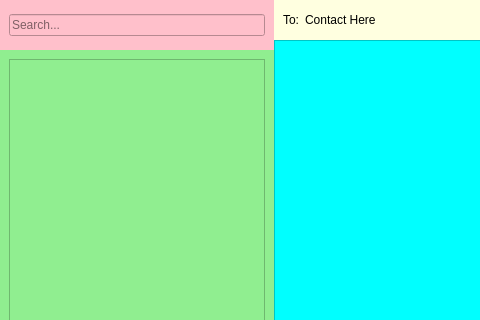
Qt form ui.ui (amgartendev/iText) before a commit; both pictures show x 0 to 480 and y 0 to 320 of the 870 by 602 pixel window.
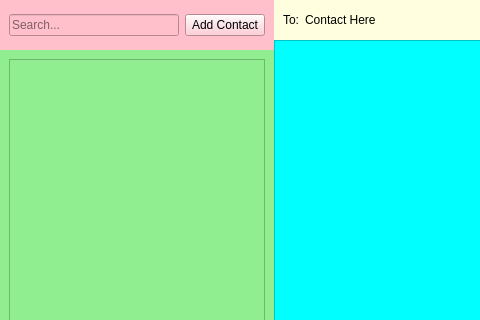
The same form after that commit.

Commit message: implement the add contact feature

Diff of the .ui file:
```diff
--- a/ui.ui
+++ b/ui.ui
@@ -101,7 +101,7 @@
            <property name="bottomMargin">
             <number>0</number>
            </property>
-           <item alignment="Qt::AlignmentFlag::AlignTop">
+           <item>
             <widget class="QFrame" name="search_frame">
              <property name="sizePolicy">
               <sizepolicy hsizetype="Preferred" vsizetype="Preferred">
@@ -135,6 +135,18 @@
                 </property>
                </widget>
               </item>
+              <item>
+               <widget class="QPushButton" name="pushButton_add_contact">
+                <property name="styleSheet">
+                 <string notr="true">QPushButton {
+	color: #000000;
+}</string>
+                </property>
+                <property name="text">
+                 <string>Add Contact</string>
+                </property>
+               </widget>
+              </item>
              </layout>
             </widget>
            </item>
```
The commit also changes 5 other files.
